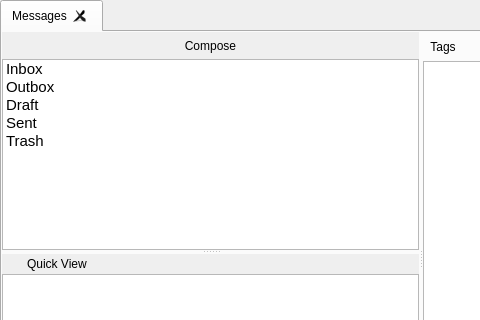
The window that retroshare-gui/src/gui/msgs/MessagesDialog.ui (RetroShare/RetroShare) describes before a commit, drawn with Qt 5; both pictures show x 0 to 480 and y 0 to 320 of the 842 by 485 pixel window.
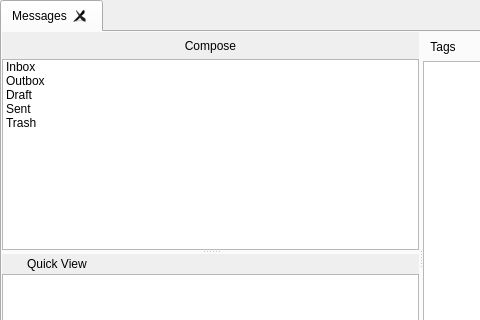
The same window after the commit. Icons and pictures are not drawn. Custom widgets are drawn as their Qt base class.

Commit message: removed default fontsize from ui files, it gets issues on macos that the fonts are tiny

```diff
--- a/retroshare-gui/src/gui/msgs/MessagesDialog.ui
+++ b/retroshare-gui/src/gui/msgs/MessagesDialog.ui
@@ -139,11 +139,6 @@
                 <verstretch>0</verstretch>
                </sizepolicy>
               </property>
-              <property name="font">
-               <font>
-                <pointsize>11</pointsize>
-               </font>
-              </property>
               <property name="contextMenuPolicy">
                <enum>Qt::CustomContextMenu</enum>
               </property>
```
Left out of the diff: 10 changed lines with no effect on the pictures. The commit also changes 12 other files.
